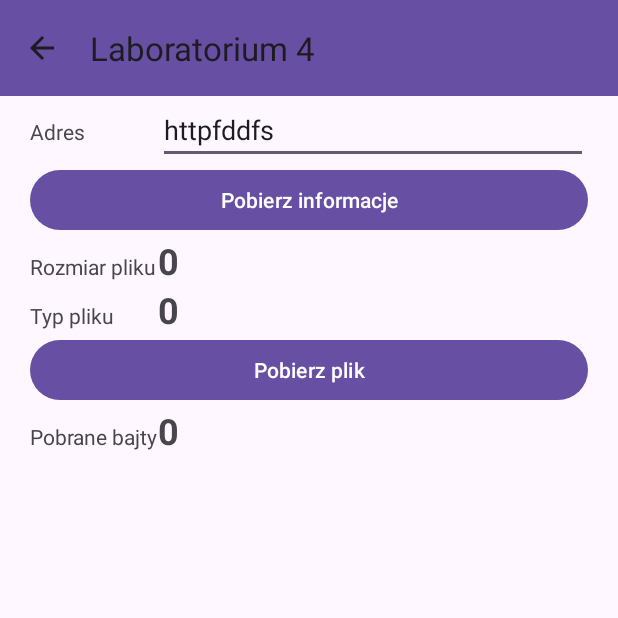
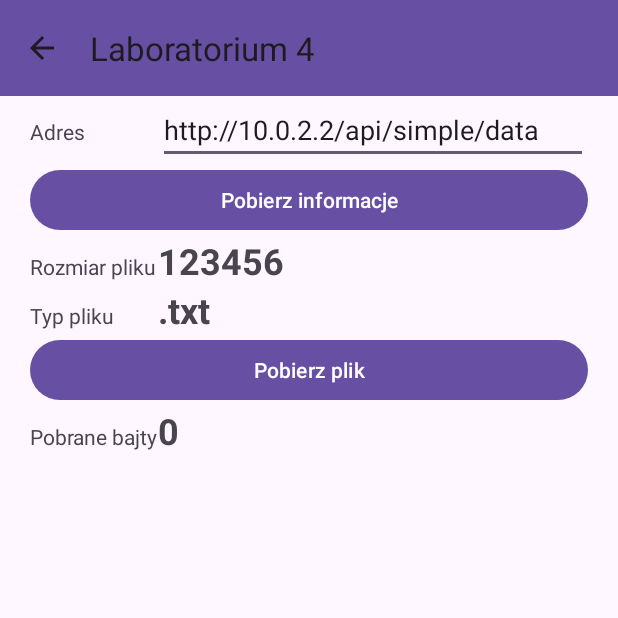
Before and after one commit to wisnieibiszkopty/ProgramowanieAplikacjiAndroid, an Android app: the Lab4Activity screen opened directly, with no data from a screen before it, after a tap on "Pobierz informacje", on a phone screen of 412 x 824 dp, the top half of it. Run offline under Robolectric (Android 15) with nearby library versions, the phone set to English and light mode, and no system bars.

```diff
--- a/app/build.gradle.kts
+++ b/app/build.gradle.kts
@@ -62,4 +62,6 @@ dependencies {
     testImplementation("androidx.room:room-testing:$room_version")
     // optional - Paging 3 Integration
     implementation("androidx.room:room-paging:$room_version")
+
+    implementation("com.android.volley:volley:1.2.1")
 }
--- a/app/src/main/AndroidManifest.xml
+++ b/app/src/main/AndroidManifest.xml
@@ -3,6 +3,7 @@
     xmlns:tools="http://schemas.android.com/tools">
 
     <uses-permission android:name="android.permission.INTERNET"/>
+    <uses-permission android:name="android.permission.FOREGROUND_SERVICE"/>
 
     <application
         android:allowBackup="true"
@@ -14,6 +15,7 @@
         android:roundIcon="@mipmap/ic_launcher_round"
         android:supportsRtl="true"
         android:theme="@style/Theme.ProgramowanieAplikacjiAndroid"
+        android:usesCleartextTraffic="true"
         tools:targetApi="tiramisu">
         <activity
             android:name=".Activities.Lab4Activity"
@@ -44,6 +46,8 @@
                 <category android:name="android.intent.category.LAUNCHER" />
             </intent-filter>
         </activity>
+        <service android:name=".Services.FileManagerService"
+            android:exported="false"/>
     </application>
 
 </manifest>
--- a/app/src/main/java/com/example/programowanieaplikacjiandroid/Activities/Lab4Activity.java
+++ b/app/src/main/java/com/example/programowanieaplikacjiandroid/Activities/Lab4Activity.java
@@ -33,7 +33,8 @@ public class Lab4Activity extends AppCompatActivity {
     }
 
     private void onDownloadInfo(){
-        DownloadInfo info = viewModel.downloadInfo();
+        String url = binding.url.getText().toString();
+        DownloadInfo info = viewModel.downloadInfo(getApplicationContext(), url);
         binding.filsize.setText(info.filesize());
         binding.filetype.setText(info.filetype());
     }
--- a/app/src/main/java/com/example/programowanieaplikacjiandroid/Activities/ViewModels/Lab4ViewModel.java
+++ b/app/src/main/java/com/example/programowanieaplikacjiandroid/Activities/ViewModels/Lab4ViewModel.java
@@ -1,11 +1,14 @@
 package com.example.programowanieaplikacjiandroid.Activities.ViewModels;
 
 import android.app.Application;
+import android.content.Context;
+import android.content.Intent;
 
 import androidx.annotation.NonNull;
 import androidx.lifecycle.AndroidViewModel;
 
 import com.example.programowanieaplikacjiandroid.Data.Dto.DownloadInfo;
+import com.example.programowanieaplikacjiandroid.Services.FileManagerService;
 
 public class Lab4ViewModel extends AndroidViewModel {
 
@@ -20,9 +23,11 @@ public class Lab4ViewModel extends AndroidViewModel {
         return super.getApplication();
     }
 
-    public DownloadInfo downloadInfo(){
+    public DownloadInfo downloadInfo(Context context, String url){
+        Intent serviceIntent = new Intent(context, FileManagerService.class);
+        serviceIntent.putExtra("url", url);
+        context.startService(serviceIntent);
 
-
-        return null;
+        return new DownloadInfo(".txt", "123456");
     }
 }
--- a/app/src/main/java/com/example/programowanieaplikacjiandroid/Data/Dto/DownloadInfo.java
+++ b/app/src/main/java/com/example/programowanieaplikacjiandroid/Data/Dto/DownloadInfo.java
@@ -2,5 +2,5 @@ package com.example.programowanieaplikacjiandroid.Data.Dto;
 
 public record DownloadInfo(
    String filetype,
-   int filesize
+   String filesize
 ) {}
--- a/app/src/main/res/layout/activity_lab4.xml
+++ b/app/src/main/res/layout/activity_lab4.xml
@@ -28,7 +28,8 @@
         android:paddingHorizontal="20sp">
         <TableRow>
             <TextView android:text="@string/address" />
-            <EditText android:text="@string/url"
+            <EditText android:id="@+id/url"
+                android:text="@string/url"
                 android:layout_span="2"/>
         </TableRow>
         <TableRow>
--- a/app/src/main/res/values/strings.xml
+++ b/app/src/main/res/values/strings.xml
@@ -22,7 +22,7 @@
     <string name="save_button">Save</string>
     <string name="text_validation_success">Wprowadzono poprawne dane</string>
     <string name="address">Adres</string>
-    <string name="url">httpfddfs</string>
+    <string name="url">http://10.0.2.2/api/simple/data</string>
     <string name="filesize">Rozmiar pliku</string>
     <string name="typ_pliku">Typ pliku</string>
     <string name="filetype">Typ pliku</string>
```
Also changed, not shown: app/src/main/java/com/example/programowanieaplikacjiandroid/Services/FileManagerService.java (added, +73 -0 lines).
